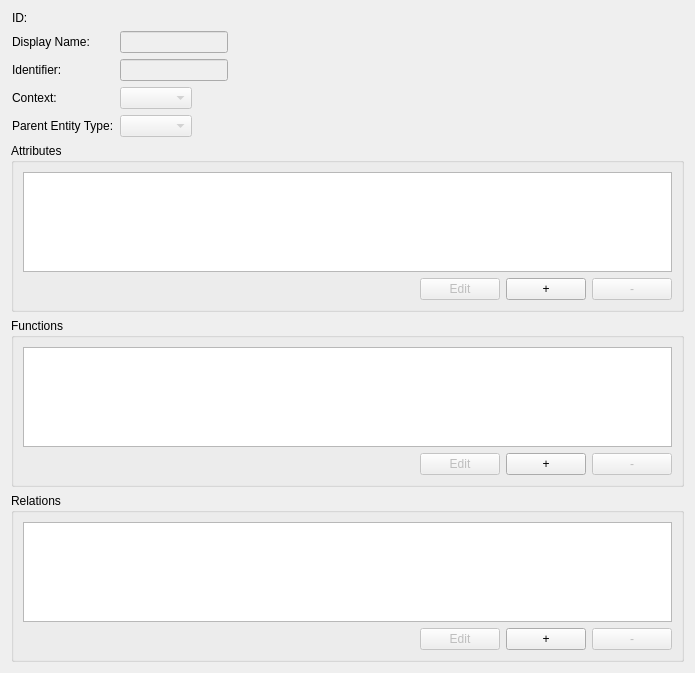
lbproductions/ProjectStatsMigration, file lib/LBDatabase/src/lbdatabaseexporter/src/mainwindow/views/entitytypeview.ui: the form before one commit.
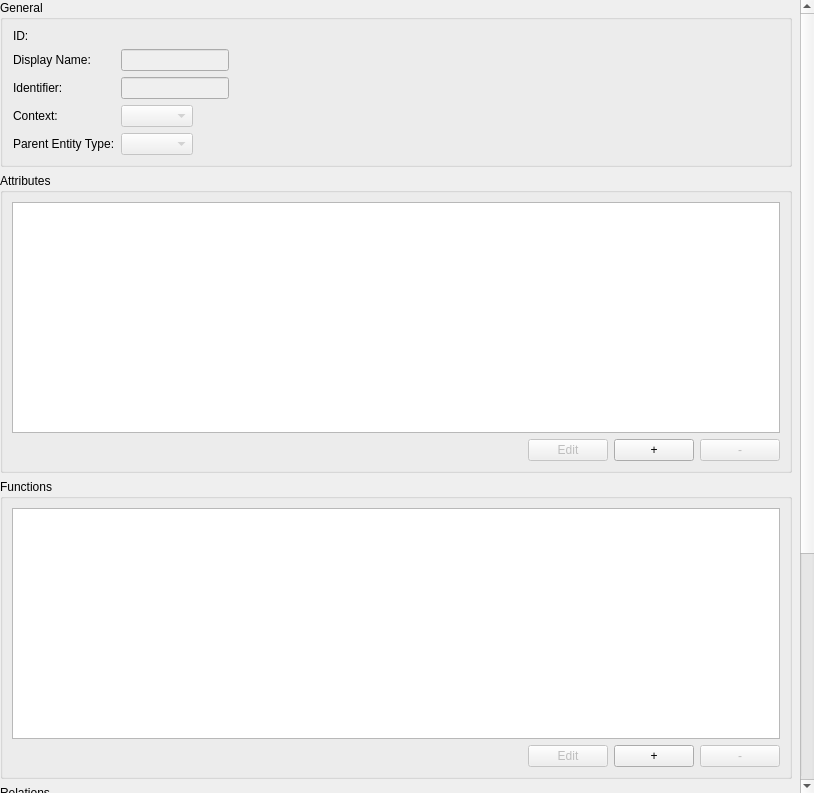
The form after the commit.

Patch:
```diff
--- a/lib/LBDatabase/src/lbdatabaseexporter/src/mainwindow/views/entitytypeview.ui
+++ b/lib/LBDatabase/src/lbdatabaseexporter/src/mainwindow/views/entitytypeview.ui
@@ -6,22 +6,80 @@
    <rect>
     <x>0</x>
     <y>0</y>
-    <width>695</width>
-    <height>673</height>
+    <width>814</width>
+    <height>793</height>
    </rect>
   </property>
   <property name="windowTitle">
    <string>Form</string>
   </property>
-  <layout class="QVBoxLayout" name="verticalLayout_2" stretch="0,0,0,0">
+  <layout class="QVBoxLayout" name="verticalLayout_2" stretch="0">
+   <property name="spacing">
+    <number>0</number>
+   </property>
+   <property name="margin">
+    <number>0</number>
+   </property>
    <item>
-    <layout class="QHBoxLayout" name="horizontalLayout_3">
+    <widget class="QScrollArea" name="scrollArea">
+     <property name="layoutDirection">
+      <enum>Qt::LeftToRight</enum>
+     </property>
+     <property name="frameShape">
+      <enum>QFrame::NoFrame</enum>
+     </property>
+     <property name="widgetResizable">
+      <bool>true</bool>
+     </property>
+     <property name="alignment">
+      <set>Qt::AlignHCenter|Qt::AlignTop</set>
+     </property>
+     <widget class="QWidget" name="scrollAreaWidgetContents">
+      <property name="geometry">
+       <rect>
+        <x>0</x>
+        <y>0</y>
+        <width>799</width>
+        <height>1110</height>
+       </rect>
+      </property>
+      <layout class="QVBoxLayout" name="verticalLayout_5">
      <property name="leftMargin">
       <number>0</number>
      </property>
+       <property name="topMargin">
+        <number>0</number>
+       </property>
      <property name="rightMargin">
       <number>0</number>
      </property>
+       <property name="bottomMargin">
+        <number>40</number>
+       </property>
+       <item>
+        <widget class="QGroupBox" name="groupBoxGeneral">
+         <property name="sizePolicy">
+          <sizepolicy hsizetype="Fixed" vsizetype="Preferred">
+           <horstretch>0</horstretch>
+           <verstretch>0</verstretch>
+          </sizepolicy>
+         </property>
+         <property name="minimumSize">
+          <size>
+           <width>792</width>
+           <height>0</height>
+          </size>
+         </property>
+         <property name="maximumSize">
+          <size>
+           <width>792</width>
+           <height>16777215</height>
+          </size>
+         </property>
+         <property name="title">
+          <string>General</string>
+         </property>
+         <layout class="QVBoxLayout" name="verticalLayout_6">
      <item>
       <layout class="QFormLayout" name="formLayout">
        <property name="fieldGrowthPolicy">
@@ -103,9 +161,28 @@
       </layout>
      </item>
     </layout>
+        </widget>
    </item>
    <item>
-    <widget class="QGroupBox" name="groupBox">
+        <widget class="QGroupBox" name="groupBoxAttributes">
+         <property name="sizePolicy">
+          <sizepolicy hsizetype="Fixed" vsizetype="Minimum">
+           <horstretch>0</horstretch>
+           <verstretch>0</verstretch>
+          </sizepolicy>
+         </property>
+         <property name="minimumSize">
+          <size>
+           <width>792</width>
+           <height>300</height>
+          </size>
+         </property>
+         <property name="maximumSize">
+          <size>
+           <width>792</width>
+           <height>16777215</height>
+          </size>
+         </property>
      <property name="title">
       <string>Attributes</string>
      </property>
@@ -161,7 +238,25 @@
     </widget>
    </item>
    <item>
-    <widget class="QGroupBox" name="groupBox_2">
+        <widget class="QGroupBox" name="groupBoxFunctions">
+         <property name="sizePolicy">
+          <sizepolicy hsizetype="Fixed" vsizetype="Minimum">
+           <horstretch>0</horstretch>
+           <verstretch>0</verstretch>
+          </sizepolicy>
+         </property>
+         <property name="minimumSize">
+          <size>
+           <width>792</width>
+           <height>300</height>
+          </size>
+         </property>
+         <property name="maximumSize">
+          <size>
+           <width>792</width>
+           <height>16777215</height>
+          </size>
+         </property>
      <property name="title">
       <string>Functions</string>
      </property>
@@ -217,7 +312,25 @@
     </widget>
    </item>
    <item>
-    <widget class="QGroupBox" name="groupBox_3">
+        <widget class="QGroupBox" name="groupBoxRelations">
+         <property name="sizePolicy">
+          <sizepolicy hsizetype="Minimum" vsizetype="Preferred">
+           <horstretch>0</horstretch>
+           <verstretch>0</verstretch>
+          </sizepolicy>
+         </property>
+         <property name="minimumSize">
+          <size>
+           <width>792</width>
+           <height>300</height>
+          </size>
+         </property>
+         <property name="maximumSize">
+          <size>
+           <width>792</width>
+           <height>16777215</height>
+          </size>
+         </property>
      <property name="title">
       <string>Relations</string>
      </property>
@@ -273,6 +386,10 @@
        </layout>
       </item>
      </layout>
+        </widget>
+       </item>
+      </layout>
+     </widget>
     </widget>
    </item>
   </layout>
```
Lines whose indentation alone changed are shown as unchanged.
